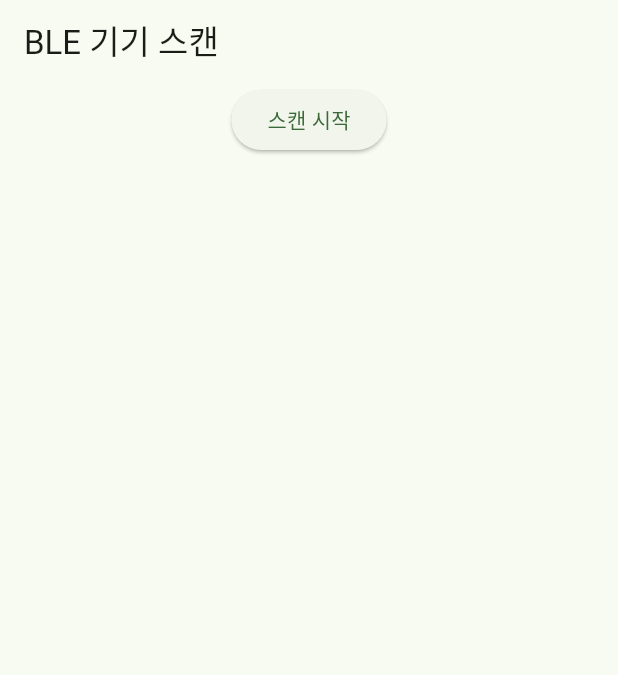
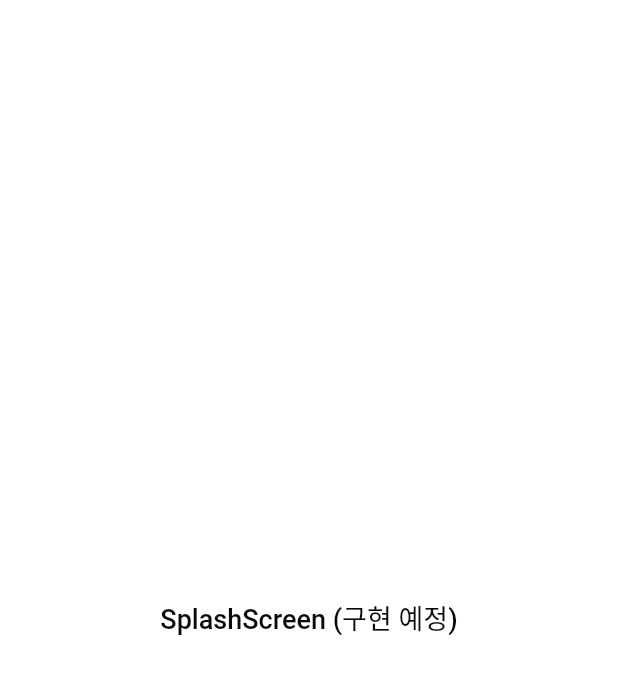
Before and after one commit to kicksafe2/kicksafe2, a Flutter app: the screen it shows after launch, on a phone screen of 412 x 824 dp. Shown: the top 675 px of the screen. Run offline on Flutter 3.47's test engine with Material 3 defaults, Android fonts, the phone set to English and light mode, and no system bars; our stand-ins replace firebase_core, flutter_blue_plus; accounts and stored records are empty.

Commit message:
flutter 기본 구조(theme, routes, screens) 추가 및 main.dart 연동

```diff
--- a/lib/main.dart
+++ b/lib/main.dart
@@ -1,7 +1,8 @@
 import 'package:flutter/material.dart';
-import 'screen/ble_screen.dart';
 import 'package:firebase_core/firebase_core.dart';
 import 'firebase_options.dart';
+import 'theme/app_theme.dart';
+import 'routes/app_routes.dart';
 
 void main() async {
   WidgetsFlutterBinding.ensureInitialized();
@@ -18,11 +19,10 @@ class MyApp extends StatelessWidget {
   Widget build(BuildContext context) {
     return MaterialApp(
       title: 'KickSafe',
-      theme: ThemeData(
-        colorScheme: ColorScheme.fromSeed(seedColor: Colors.green),
-        useMaterial3: true,
-      ),
-      home: const BleScreen()
+      debugShowCheckedModeBanner: false,
+      theme: AppTheme.light,           // 기존 theme: ThemeData(...) 이 부분을 이걸로 교체
+      initialRoute: AppRoutes.splash,  // 이 두 줄 추가
+      routes: AppRoutes.routes,
     );
   }
 }
--- /dev/null
+++ b/lib/routes/app_routes.dart
@@ -0,0 +1,50 @@
+import 'package:flutter/material.dart';
+
+import '../screens/splash_screen.dart';
+import '../screens/onboarding_screen.dart';
+import '../screens/login_screen.dart';
+import '../screens/signup_screen.dart';
+import '../screens/home_screen.dart';
+import '../screens/helmet_verification_screen.dart';
+import '../screens/map_screen.dart';
+import '../screens/driving_blocked_screen.dart';
+import '../screens/score_result_screen.dart';
+import '../screens/reward_banner_screen.dart';
+import '../screens/history_screen.dart';
+import '../screens/account_screen.dart';
+import '../screens/badge_map_screen.dart';
+
+/// routes.ts의 path들을 그대로 옮긴 라우트 이름
+class AppRoutes {
+  AppRoutes._();
+
+  static const splash = '/';
+  static const onboarding = '/onboarding';
+  static const login = '/login';
+  static const signup = '/signup';
+  static const home = '/home';
+  static const helmetVerification = '/helmet-verification';
+  static const map = '/map';
+  static const drivingBlocked = '/driving-blocked';
+  static const scoreResult = '/score-result';
+  static const rewardBanner = '/reward-banner';
+  static const history = '/history';
+  static const account = '/account';
+  static const badgeMap = '/badge-map';
+
+  static Map<String, WidgetBuilder> get routes => {
+        splash: (_) => const SplashScreen(),
+        onboarding: (_) => const OnboardingScreen(),
+        login: (_) => const LoginScreen(),
+        signup: (_) => const SignupScreen(),
+        home: (_) => const HomeScreen(),
+        helmetVerification: (_) => const HelmetVerificationScreen(),
+        map: (_) => const MapScreen(),
+        drivingBlocked: (_) => const DrivingBlockedScreen(),
+        scoreResult: (_) => const ScoreResultScreen(),
+        rewardBanner: (_) => const RewardBannerScreen(),
+        history: (_) => const HistoryScreen(),
+        account: (_) => const AccountScreen(),
+        badgeMap: (_) => const BadgeMapScreen(),
+      };
+}
--- /dev/null
+++ b/lib/screens/splash_screen.dart
@@ -0,0 +1,20 @@
+import 'package:flutter/material.dart';
+import '../theme/app_colors.dart';
+
+/// TODO: components/SplashScreen.tsx 내용 보고 실제 UI로 채우기 (Figma 참고)
+class SplashScreen extends StatelessWidget {
+  const SplashScreen({super.key});
+
+  @override
+  Widget build(BuildContext context) {
+    return Scaffold(
+      backgroundColor: AppColors.background,
+      body: Center(
+        child: Text(
+          'SplashScreen (구현 예정)',
+          style: Theme.of(context).textTheme.headlineSmall,
+        ),
+      ),
+    );
+  }
+}
--- /dev/null
+++ b/lib/theme/app_colors.dart
@@ -0,0 +1,43 @@
+import 'package:flutter/material.dart';
+
+/// Figma(theme.css)의 shadcn 테마 값을 Flutter 색상으로 옮긴 것.
+/// oklch(...) 로 정의된 값들은 근사 hex로 변환했어요.
+/// 실제 화면 만들면서 Figma 스샷과 눈으로 비교해 미세 조정하면 됩니다.
+class AppColors {
+  AppColors._();
+
+  // ---- Light mode (기본) ----
+  static const background = Color(0xFFFFFFFF);
+  static const foreground = Color(0xFF0A0A0A); // oklch(0.145 0 0)
+
+  static const card = Color(0xFFFFFFFF);
+  static const cardForeground = Color(0xFF0A0A0A);
+
+  static const primary = Color(0xFF030213);
+  static const primaryForeground = Color(0xFFFFFFFF);
+
+  static const secondary = Color(0xFFF1F1F5); // oklch(0.95 0.0058 264.53) 근사
+  static const secondaryForeground = Color(0xFF030213);
+
+  static const muted = Color(0xFFECECF0);
+  static const mutedForeground = Color(0xFF717182);
+
+  static const accent = Color(0xFFE9EBEF);
+  static const accentForeground = Color(0xFF030213);
+
+  static const destructive = Color(0xFFD4183D);
+  static const destructiveForeground = Color(0xFFFFFFFF);
+
+  static const border = Color(0x1A000000); // rgba(0,0,0,0.1)
+  static const inputBackground = Color(0xFFF3F3F5);
+  static const switchBackground = Color(0xFFCBCED4);
+
+  static const ring = Color(0xFFB5B5B5); // oklch(0.708 0 0) 근사
+
+  // ---- Chart colors (필요할 때만 사용) ----
+  static const chart1 = Color(0xFFE07B39);
+  static const chart2 = Color(0xFF2A9D8F);
+  static const chart3 = Color(0xFF264653);
+  static const chart4 = Color(0xFFE9C46A);
+  static const chart5 = Color(0xFFF4A261);
+}
--- /dev/null
+++ b/lib/theme/app_theme.dart
@@ -0,0 +1,102 @@
+import 'package:flutter/material.dart';
+import 'app_colors.dart';
+
+/// Figma theme.css의 --radius: 0.625rem (=10px) 기준
+class AppRadius {
+  AppRadius._();
+  static const double sm = 6; // radius - 4
+  static const double md = 8; // radius - 2
+  static const double lg = 10; // radius
+  static const double xl = 14; // radius + 4
+}
+
+class AppTheme {
+  AppTheme._();
+
+  static ThemeData get light {
+    return ThemeData(
+      useMaterial3: true,
+      scaffoldBackgroundColor: AppColors.background,
+      colorScheme: ColorScheme.light(
+        primary: AppColors.primary,
+        onPrimary: AppColors.primaryForeground,
+        secondary: AppColors.secondary,
+        onSecondary: AppColors.secondaryForeground,
+        surface: AppColors.card,
+        onSurface: AppColors.cardForeground,
+        error: AppColors.destructive,
+        onError: AppColors.destructiveForeground,
+        outline: AppColors.border,
+      ),
+
+      // h1~h4, label, button, input 폰트 웨이트/크기는
+      // theme.css의 @layer base 값을 그대로 옮김
+      textTheme: const TextTheme(
+        headlineLarge: TextStyle(
+          fontSize: 24, // text-2xl
+          fontWeight: FontWeight.w500,
+          height: 1.5,
+          color: AppColors.foreground,
+        ),
+        headlineMedium: TextStyle(
+          fontSize: 20, // text-xl
+          fontWeight: FontWeight.w500,
+          height: 1.5,
+          color: AppColors.foreground,
+        ),
+        headlineSmall: TextStyle(
+          fontSize: 18, // text-lg
+          fontWeight: FontWeight.w500,
+          height: 1.5,
+          color: AppColors.foreground,
+        ),
+        titleMedium: TextStyle(
+          fontSize: 16, // text-base
+          fontWeight: FontWeight.w500,
+          height: 1.5,
+          color: AppColors.foreground,
+        ),
+        bodyMedium: TextStyle(
+          fontSize: 16,
+          fontWeight: FontWeight.w400,
+          height: 1.5,
+          color: AppColors.foreground,
+        ),
+      ),
+
+      inputDecorationTheme: InputDecorationTheme(
+        filled: true,
+        fillColor: AppColors.inputBackground,
+        border: OutlineInputBorder(
+          borderRadius: BorderRadius.circular(AppRadius.md),
+          borderSide: BorderSide.none,
+        ),
+      ),
+
+      elevatedButtonTheme: ElevatedButtonThemeData(
+        style: ElevatedButton.styleFrom(
+          backgroundColor: AppColors.primary,
+          foregroundColor: AppColors.primaryForeground,
+          shape: RoundedRectangleBorder(
+            borderRadius: BorderRadius.circular(AppRadius.md),
+          ),
+          padding: const EdgeInsets.symmetric(vertical: 14, horizontal: 20),
+        ),
+      ),
+
+      cardTheme: CardThemeData(
+        color: AppColors.card,
+        elevation: 0,
+        shape: RoundedRectangleBorder(
+          borderRadius: BorderRadius.circular(AppRadius.lg),
+          side: const BorderSide(color: AppColors.border),
+        ),
+      ),
+
+      dividerTheme: const DividerThemeData(
+        color: AppColors.border,
+        thickness: 1,
+      ),
+    );
+  }
+}
--- a/pubspec.yaml
+++ b/pubspec.yaml
@@ -43,8 +43,10 @@ dependencies:
   firebase_messaging: ^14.7.0
 
   # 카메라 / ML Kit
-  camera: ^0.10.5
+  camera: ^0.12.0+1
   google_mlkit_object_detection: ^0.11.0
+  tflite_flutter: ^0.12.1
+  image: ^4.8.0
 
 dev_dependencies:
   flutter_test:
```
Also changed, not shown: lib/screens/account_screen.dart (added, +20 -0 lines), lib/screens/badge_map_screen.dart (added, +20 -0 lines), lib/screens/driving_blocked_screen.dart (added, +20 -0 lines), lib/screens/helmet_verification_screen.dart (added, +20 -0 lines), lib/screens/history_screen.dart (added, +20 -0 lines), lib/screens/home_screen.dart (added, +20 -0 lines), lib/screens/login_screen.dart (added, +20 -0 lines), lib/screens/map_screen.dart (added, +20 -0 lines), lib/screens/onboarding_screen.dart (added, +20 -0 lines), lib/screens/reward_banner_screen.dart (added, +20 -0 lines), lib/screens/score_result_screen.dart (added, +20 -0 lines), lib/screens/signup_screen.dart (added, +20 -0 lines), lib/firebase_options.dart, pubspec.lock, 2 other files.
